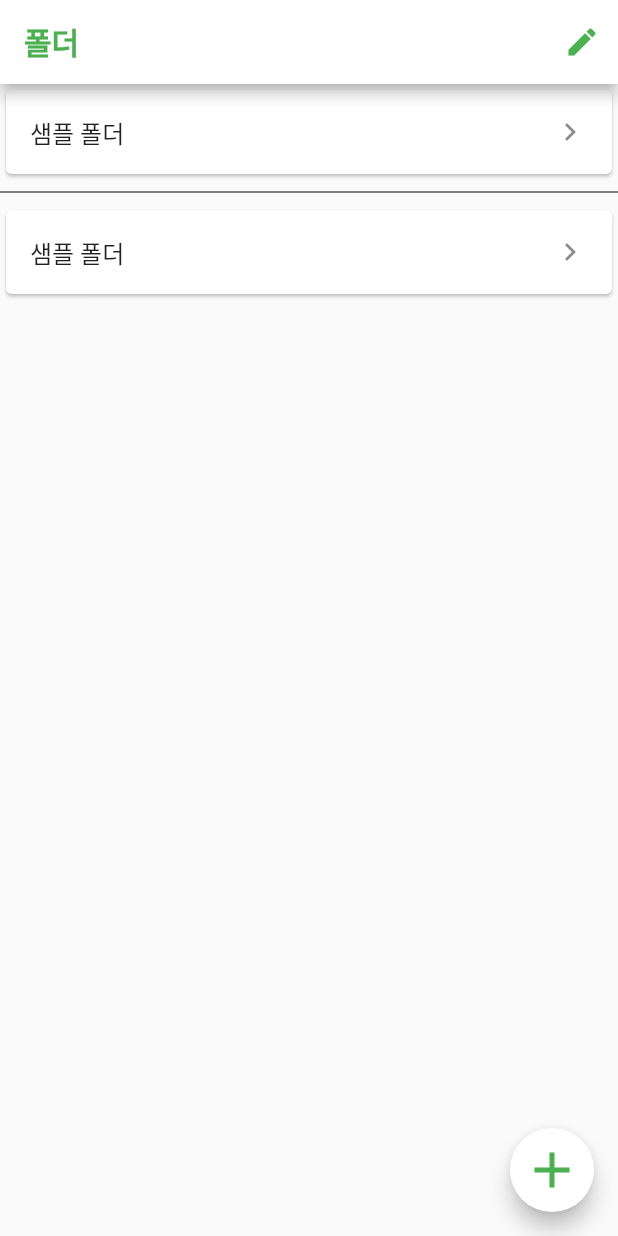
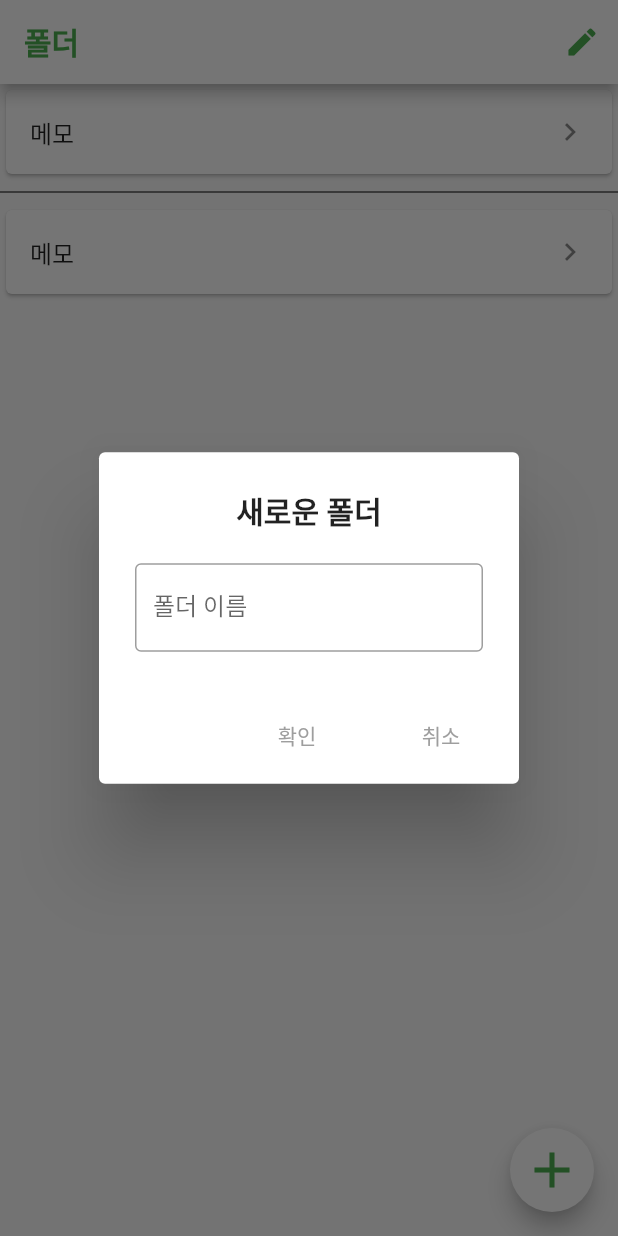
Before and after one commit to CherryHoneyBadger/Memo_clone, a Flutter app: the screen it shows after launch, after a tap on the "add" icon, on a phone screen of 412 x 824 dp. Run offline on Flutter 3.47's test engine with Material 2 defaults, Android fonts, the phone set to English and light mode, and no system bars.

Commit message:
2019/09/23 v0.8

```diff
--- a/memo_clone_app/lib/folder_page.dart
+++ b/memo_clone_app/lib/folder_page.dart
@@ -1,6 +1,6 @@
 import 'package:flutter/material.dart';
 import 'package:flutter/cupertino.dart';
-import 'package:flutter/material.dart' as prefix0;
+import 'package:memo_clone_app/newfolder_page.dart';
 
 class Folder_Page extends StatefulWidget {
   @override
@@ -9,7 +9,8 @@ class Folder_Page extends StatefulWidget {
 
 class _Folder_PageState extends State<Folder_Page> {
   final List<String> entries = <String>['A', 'B', 'C'];
-  final List<int> colorCodes = <int>[600, 500, 100];
+
+  Color _color = Colors.grey;
   @override
   Widget build(BuildContext context) {
     return Scaffold(
@@ -26,6 +27,7 @@ class _Folder_PageState extends State<Folder_Page> {
           ),
         ],
       ),
+      //폴더 목록을 표시하는 코드
       body: ListView.builder(
           itemCount: entries.length,
           itemBuilder: (BuildContext context, int i) {
@@ -36,20 +38,68 @@ class _Folder_PageState extends State<Folder_Page> {
             }
             return Card(
               child: ListTile(
-                title: Text('샘플 폴더'),
+                  title: Text('메모'),
                   trailing: Icon(Icons.chevron_right),
                   onTap: () {
-            })
+                    //폴더를 선택하면 폴더 화면으로 이동한다.
+                    Navigator.push(
+                      context,
+                      MaterialPageRoute(builder: (context) => newFolder_Page()),
                     );
                   }),
+            );
+          }),
+          //새로운 폴더를 추가하는 버튼
       floatingActionButton: FloatingActionButton(
           child: Icon(
             Icons.add,
             color: Colors.green,
             size: 40,
           ),
-        onPressed: () {},
+          onPressed: () {
+            //버튼을 누를시 팝업이 뜨면서 폴더의 이름 입력하고 폴더를 생성한다.
+            showDialog<void>(
+                context: context,
+                builder: (BuildContext context) {
+                  return AlertDialog(
+                    title: Center(
+                        child: Text(
+                      '새로운 폴더',
+                      style: TextStyle(fontWeight: FontWeight.bold),
+                    )),
+                    content: TextField(
+                      obscureText: false,
+                      decoration: InputDecoration(
+                        border: OutlineInputBorder(),
+                        labelText: '폴더 이름',
                       ),
+                    ),
+                    actions: <Widget>[
+                      FlatButton(
+                        child: Text(
+                          '확인',
+                          style: TextStyle(color: Colors.grey),
+                        ),
+                        onPressed: () {
+                          Navigator.of(context).pop();
+                        },
+                      ),
+                      FlatButton(
+                        child: Text(
+                          '취소',
+                          style: TextStyle(color: _color),
+                        ),
+                        onPressed: () {
+                          setState(() {
+                            //텍스트 필드에 내용이 있다면 글씨의 색이 변경된다.
+                          });
+                          Navigator.of(context).pop();
+                        },
+                      )
+                    ],
+                  );
+                });
+          }),
     );
   }
 }
```
Also changed, not shown: memo_clone_app/lib/newfolder_page.dart (added, +53 -0 lines), 1 other file. Lines whose indentation alone changed are shown as unchanged.
